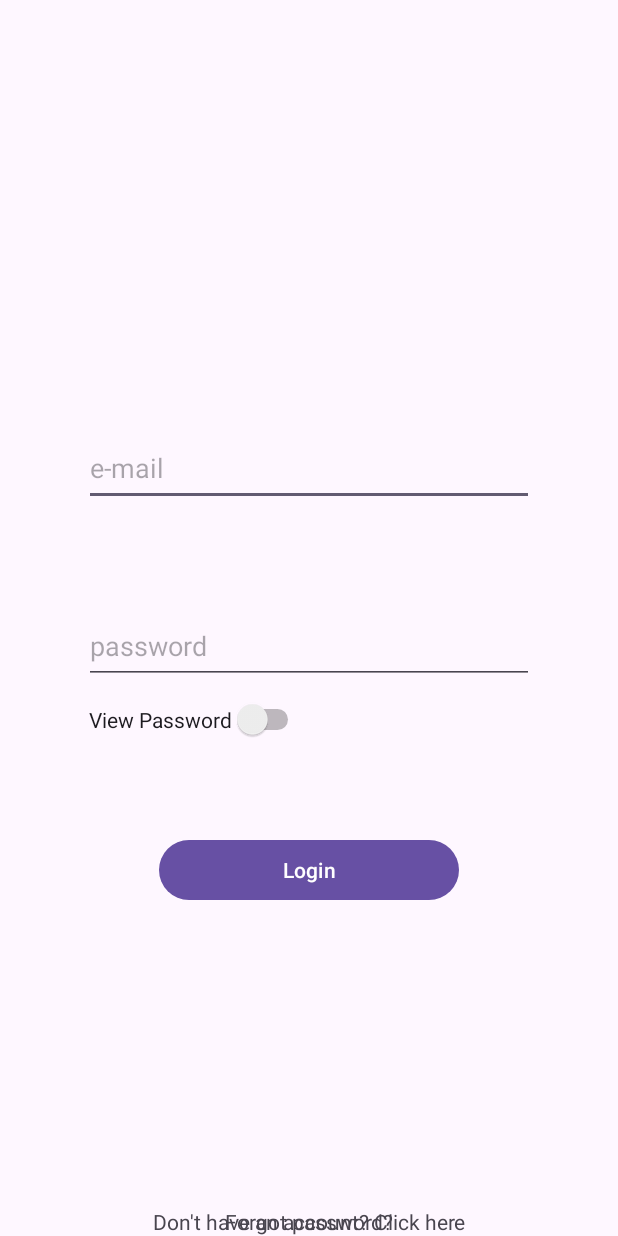
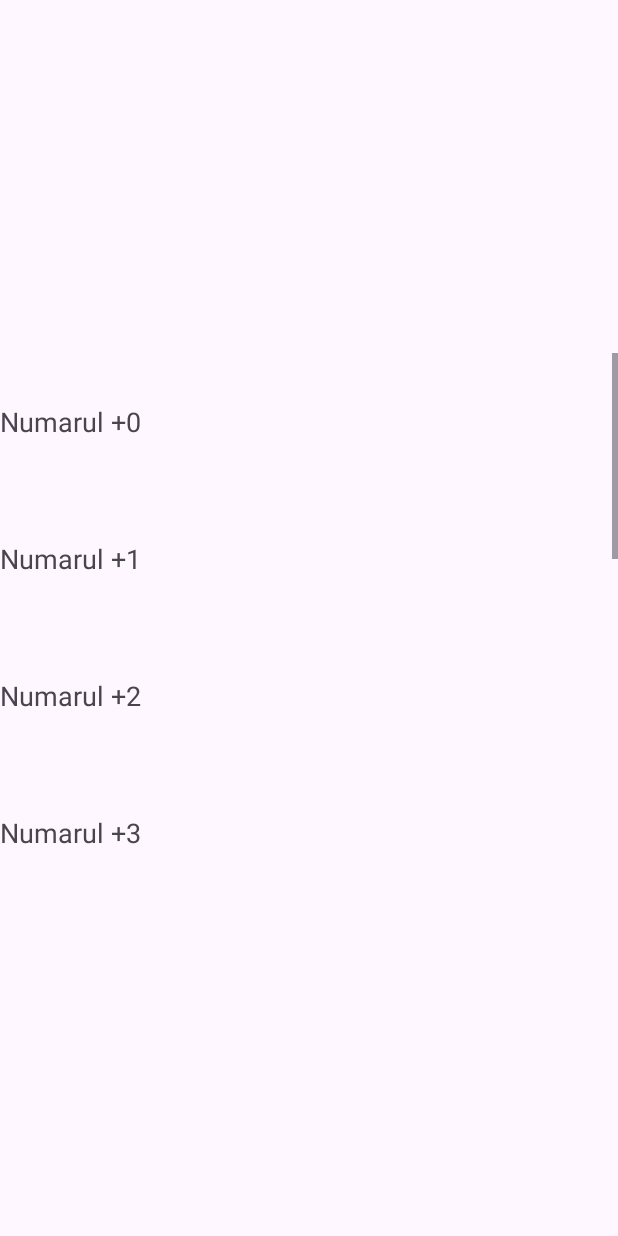
Before and after one commit to PaulIonescu14/hackathon-itfest-sisc, an Android app: the screen it shows after launch (MainActivity before the commit, Home after it), after a tap on "Login", on a phone screen of 412 x 824 dp. Run offline under Robolectric (Android 15) with nearby library versions, the phone set to English and light mode, and no system bars.

Commit message:
Added home screen functionality

```diff
--- a/TaskForce/app/src/main/java/com/example/taskforce/Home.java
+++ b/TaskForce/app/src/main/java/com/example/taskforce/Home.java
@@ -1,6 +1,8 @@
 package com.example.taskforce;
 
 import android.os.Bundle;
+import android.widget.LinearLayout;
+import android.widget.TextView;
 
 import androidx.activity.EdgeToEdge;
 import androidx.appcompat.app.AppCompatActivity;
@@ -16,5 +18,18 @@ public class Home extends AppCompatActivity {
         EdgeToEdge.enable(this);
         setContentView(R.layout.activity_home);
 
+        String email = getIntent().getStringExtra("EMAIL");
+
+        LinearLayout container = findViewById(R.id.containerLayout);
+
+        for(int i = 0; i < 10; i++) {
+            TextView tv = new TextView(this);
+            tv.setText("Numarul +" + i);
+            tv.setTextSize(18);
+            tv.setPadding(0, 50, 0, 50);
+
+            container.addView(tv);
+        }
+
     }
 }
--- a/TaskForce/app/src/main/java/com/example/taskforce/MainActivity.java
+++ b/TaskForce/app/src/main/java/com/example/taskforce/MainActivity.java
@@ -1,5 +1,6 @@
 package com.example.taskforce;
 
+import android.content.Intent;
 import android.os.Bundle;
 import android.text.InputType;
 import android.util.Log;
@@ -40,6 +41,13 @@ public class MainActivity extends AppCompatActivity {
             Log.d("MainActivity", "email: " + emailText);
             Log.d("MainActivity", "password: " + passText);
 
+
+            //TODO: LOGICA DE LOGIC AICI (CU BAZA DE DATE)
+
+            Intent login = new Intent(MainActivity.this, Home.class);
+            login.putExtra("EMAIL", emailText);
+            startActivity(login);
+
         });
 
         togglePass.setOnCheckedChangeListener((buttonView, isChecked) -> {
@@ -49,6 +57,12 @@ public class MainActivity extends AppCompatActivity {
                 password.setInputType(InputType.TYPE_CLASS_TEXT | InputType.TYPE_TEXT_VARIATION_PASSWORD);
             }
         });
+
+        goToRegister.setOnClickListener(v -> {
+            Intent intent = new Intent(MainActivity.this, Register.class);
+            startActivity(intent);
+        });
+
     }
 
 
--- a/TaskForce/app/src/main/res/layout/activity_home.xml
+++ b/TaskForce/app/src/main/res/layout/activity_home.xml
@@ -7,13 +7,21 @@
     android:layout_height="match_parent"
     tools:context=".Home">
 
-    <TextView
-        android:id="@+id/textView4"
-        android:layout_width="wrap_content"
-        android:layout_height="wrap_content"
-        android:text="Hello, user"
+    <ScrollView
+        android:layout_width="fill_parent"
+        android:layout_height="354dp"
         app:layout_constraintBottom_toBottomOf="parent"
         app:layout_constraintEnd_toEndOf="parent"
         app:layout_constraintStart_toStartOf="parent"
-        app:layout_constraintTop_toTopOf="parent" />
+        app:layout_constraintTop_toTopOf="parent">
+
+        <LinearLayout
+            android:id="@+id/containerLayout"
+            android:layout_width="match_parent"
+            android:layout_height="wrap_content"
+            android:orientation="vertical" >
+
+
+        </LinearLayout>
+    </ScrollView>
 </androidx.constraintlayout.widget.ConstraintLayout>
--- a/TaskForce/app/src/main/res/layout/activity_main.xml
+++ b/TaskForce/app/src/main/res/layout/activity_main.xml
@@ -58,22 +58,21 @@
         android:id="@+id/textViewForgotPass"
         android:layout_width="wrap_content"
         android:layout_height="wrap_content"
+        android:layout_marginEnd="1dp"
         android:text="Forgot password?"
-        app:layout_constraintBottom_toBottomOf="parent"
+        app:layout_constraintBottom_toTopOf="@+id/textViewGoToRegister"
         app:layout_constraintEnd_toEndOf="parent"
         app:layout_constraintStart_toStartOf="parent"
-        app:layout_constraintTop_toBottomOf="@+id/button3"
-        app:layout_constraintVertical_bias="0.13999999" />
+        app:layout_constraintTop_toBottomOf="@+id/buttonLogin" />
 
     <TextView
         android:id="@+id/textViewGoToRegister"
         android:layout_width="wrap_content"
         android:layout_height="wrap_content"
+        android:layout_marginBottom="100dp"
         android:text="Don't have an account? Click here"
         app:layout_constraintBottom_toBottomOf="parent"
         app:layout_constraintEnd_toEndOf="parent"
-        app:layout_constraintStart_toStartOf="parent"
-        app:layout_constraintTop_toBottomOf="@+id/textView2"
-        app:layout_constraintVertical_bias="0.17000002" />
+        app:layout_constraintStart_toStartOf="parent" />
 
 </androidx.constraintlayout.widget.ConstraintLayout>
--- a/TaskForce/app/src/main/res/layout/activity_register.xml
+++ b/TaskForce/app/src/main/res/layout/activity_register.xml
@@ -8,7 +8,7 @@
     tools:context=".Register">
 
     <TextView
-        android:id="@+id/textView"
+        android:id="@+id/textViewGoToLogin"
         android:layout_width="wrap_content"
         android:layout_height="wrap_content"
         android:text="Go to login"
```
Also changed, not shown: TaskForce/app/src/main/java/com/example/taskforce/Register.java (+8 -4 lines).
